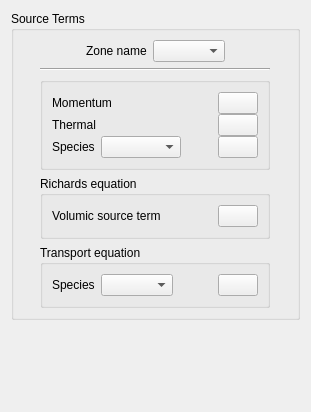
Before: the Qt Designer form gui/Pages/SourceTermsForm.ui in code-saturne/code_saturne, drawn with Qt 5.
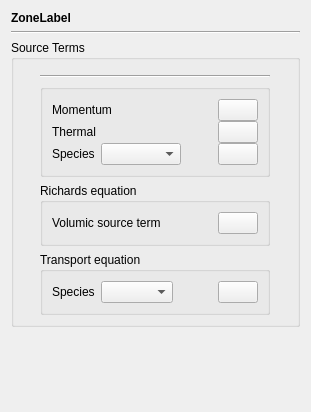
After: the same form once the commit is applied. Icons and pictures are not drawn.

Commit message:
GUI: add a node in the main (left-hand tree) for each volume and boundary zone.
Based on dynamic tree view implementation from C. Koren,
With adjustments to fit recent code evolutions.

This is a first step in a change of zone setup presentation.

What changed in the file:
```diff
--- a/gui/Pages/SourceTermsForm.ui
+++ b/gui/Pages/SourceTermsForm.ui
@@ -15,6 +15,13 @@
   </property>
   <layout class="QGridLayout" name="gridLayout_5">
    <item row="0" column="0">
+    <widget class="QLabel" name="zoneLabel">
+     <property name="text">
+      <string>&lt;html&gt;&lt;head/&gt;&lt;body&gt;&lt;p&gt;&lt;span style=&quot; font-weight:600;&quot;&gt;ZoneLabel&lt;/span&gt;&lt;/p&gt;&lt;/body&gt;&lt;/html&gt;</string>
+     </property>
+    </widget>
+   </item>
+   <item row="2" column="0">
     <layout class="QVBoxLayout" name="verticalLayout">
      <item>
       <widget class="QGroupBox" name="groupBoxSourceTerms">
@@ -25,59 +32,6 @@
         <string>Source Terms</string>
        </property>
        <layout class="QGridLayout" name="gridLayout_4">
-        <item row="0" column="1">
-         <layout class="QHBoxLayout">
-          <property name="spacing">
-           <number>6</number>
-          </property>
-          <property name="margin">
-           <number>0</number>
-          </property>
-          <item>
-           <spacer>
-            <property name="orientation">
-             <enum>Qt::Horizontal</enum>
-            </property>
-            <property name="sizeHint" stdset="0">
-             <size>
-              <width>20</width>
-              <height>20</height>
-             </size>
-            </property>
-           </spacer>
-          </item>
-          <item>
-           <widget class="QLabel" name="labelZone">
-            <property name="toolTip">
-             <string>&lt;html&gt;&lt;head/&gt;&lt;body&gt;&lt;p&gt;&lt;span style=&quot; font-size:9pt;&quot;&gt;Select a volume zone created in the Volume regions definition heading, on which the source terms will be applied.&lt;/span&gt;&lt;/p&gt;&lt;/body&gt;&lt;/html&gt;</string>
-            </property>
-            <property name="text">
-             <string>Zone name</string>
-            </property>
-           </widget>
-          </item>
-          <item>
-           <widget class="QComboBox" name="comboBoxZone">
-            <property name="toolTip">
-             <string>&lt;html&gt;&lt;head/&gt;&lt;body&gt;&lt;p&gt;&lt;span style=&quot; font-size:9pt;&quot;&gt;Select a volume zone created in the Volume regions definition heading, on which the source terms will be applied.&lt;/span&gt;&lt;/p&gt;&lt;/body&gt;&lt;/html&gt;</string>
-            </property>
-           </widget>
-          </item>
-          <item>
-           <spacer>
-            <property name="orientation">
-             <enum>Qt::Horizontal</enum>
-            </property>
-            <property name="sizeHint" stdset="0">
-             <size>
-              <width>20</width>
-              <height>20</height>
-             </size>
-            </property>
-           </spacer>
-          </item>
-         </layout>
-        </item>
         <item row="1" column="1">
          <widget class="Line" name="line">
           <property name="orientation">
@@ -448,6 +402,13 @@
      </item>
     </layout>
    </item>
+   <item row="1" column="0">
+    <widget class="Line" name="line_2">
+     <property name="orientation">
+      <enum>Qt::Horizontal</enum>
+     </property>
+    </widget>
+   </item>
   </layout>
  </widget>
  <resources>
```
Left out of the diff: 4 changed lines with no effect on the pictures. The commit also changes 22 other files.
